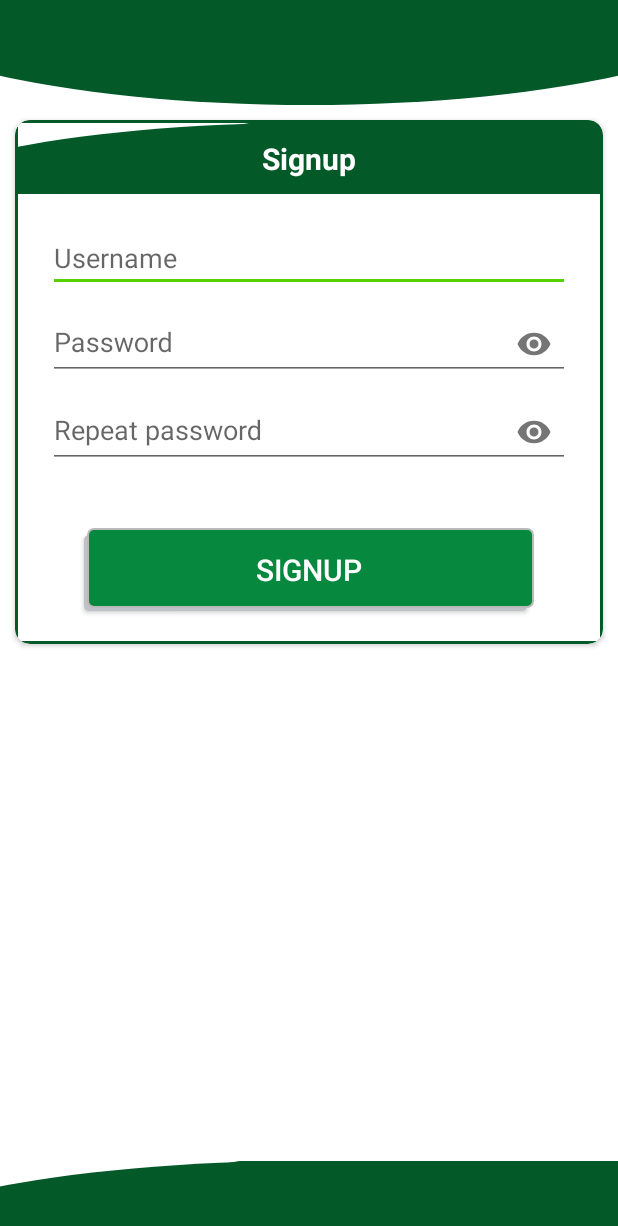
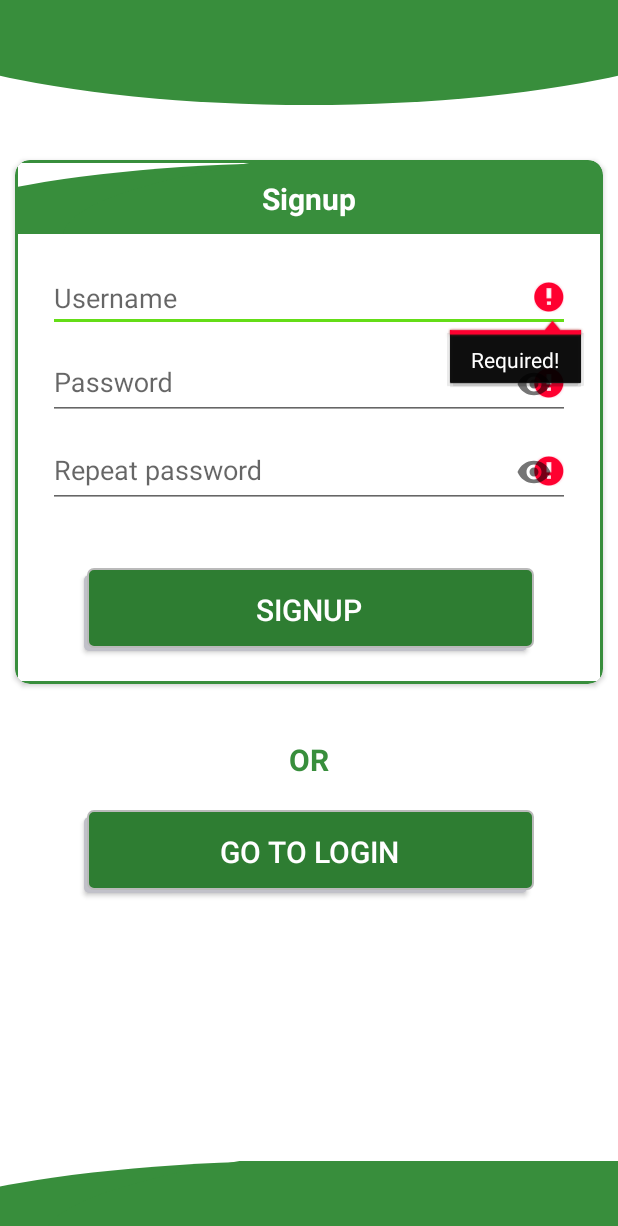
Before and after one commit to hamzaamrani/SciQ, an Android app: the screen it shows after launch (SignupActivity), after a tap on "SIGNUP", on a phone screen of 412 x 824 dp. Shown: the top 1226 px of the screen. Run offline under Robolectric (Android 15) with nearby library versions, the phone set to English and light mode, and no system bars.

Commit message:
Added sign in form, login asynctask, error handling, signup or login mechanism, fake home for testing, direct login on signup

```diff
--- a/sciq-app/app/src/main/java/lab/progettazione/sciq/Login/SignupActivity.java
+++ b/sciq-app/app/src/main/java/lab/progettazione/sciq/Login/SignupActivity.java
@@ -1,15 +1,23 @@
 package lab.progettazione.sciq.Login;
 
+import android.content.Context;
+import android.content.DialogInterface;
+import android.content.Intent;
+import android.content.SharedPreferences;
 import android.os.Bundle;
+import android.util.Log;
 import android.view.View;
 import android.widget.Button;
 import android.widget.EditText;
 import android.widget.Toast;
 
+import androidx.appcompat.app.AlertDialog;
 import androidx.appcompat.app.AppCompatActivity;
 
 import com.progettazione.sciq.R;
-import lab.progettazione.sciq.Utilities.AsyncTasks.LoginAsyncTask;
+
+import lab.progettazione.sciq.HomeActivity;
+import lab.progettazione.sciq.Utilities.AsyncTasks.SignUpPostAsyncTask;
 import lab.progettazione.sciq.Utilities.Interfaces.ReturnString;
 
 import org.json.JSONObject;
@@ -17,27 +25,31 @@ import org.json.JSONObject;
 public class SignupActivity extends AppCompatActivity implements ReturnString {
 
     private Button signup;
-    private LoginAsyncTask loginAsyncTask;
+    private SignUpPostAsyncTask signupAsynctask;
     private EditText username_signup;
     private EditText password_1_signup;
     private EditText password_2_signup;
 
+
     @Override
     protected void onCreate(Bundle savedInstanceState) {
         super.onCreate(savedInstanceState);
-        setContentView(R.layout.activity_login);
+        setContentView(R.layout.activity_signup);
+
+        Button go_to_login;
 
         signup = findViewById(R.id.signup_button);
         username_signup = findViewById(R.id.input_name_signup);
         password_1_signup = findViewById(R.id.input_password_signup);
         password_2_signup = findViewById(R.id.input_password_signup2);
-
+        go_to_login = findViewById(R.id.go_to_login);
 
         signup.setOnClickListener(new View.OnClickListener() {
             @Override
             public void onClick(View v) {
-                if (password_1_signup.getText().equals(password_2_signup.getText())) {
-                    Toast.makeText(getApplicationContext(), "Password must be the same!", Toast.LENGTH_LONG).show();
+                if(!password_1_signup.getText().toString().equals("") && !password_2_signup.getText().toString().equals("") && !username_signup.getText().toString().equals("")){
+                    if (!password_1_signup.getText().toString().equals(password_2_signup.getText().toString())) {
+                        Toast.makeText(getApplicationContext(), "Password must be equals!", Toast.LENGTH_LONG).show();
                     } else {
                         JSONObject postDataParams = new JSONObject();
                         try {
@@ -47,10 +59,35 @@ public class SignupActivity extends AppCompatActivity implements ReturnString {
                         } catch (Exception e) {
                             e.printStackTrace();
                         }
-                    loginAsyncTask = new LoginAsyncTask(SignupActivity.this);
-                    loginAsyncTask.delegate = SignupActivity.this;
-                    loginAsyncTask.execute("http://sciq-unimib-dev.herokuapp.com/signup", postDataParams);
+                        signupAsynctask = new SignUpPostAsyncTask(SignupActivity.this);
+                        signupAsynctask.delegate = SignupActivity.this;
+                        signupAsynctask.execute("http://sciq-unimib-dev.herokuapp.com/signup", postDataParams);
                     }
+                }else{
+                    if(password_1_signup.getText().toString().equals(""))
+                        password_1_signup.setError("Required!");
+                    else
+                        password_1_signup.setError(null);
+                    if(password_2_signup.getText().toString().equals(""))
+                        password_2_signup.setError("Required!");
+                    else
+                        password_2_signup.setError(null);
+                    if(username_signup.getText().toString().equals(""))
+                        username_signup.setError("Required!");
+                    else
+                        username_signup.setError(null);
+                }
+
+
+            }
+        });
+
+
+        go_to_login.setOnClickListener(new View.OnClickListener() {
+            @Override
+            public void onClick(View v) {
+                Intent go_login = new Intent(getApplicationContext(), LoginActivity.class);
+                startActivity(go_login);
             }
         });
 
@@ -59,6 +96,41 @@ public class SignupActivity extends AppCompatActivity implements ReturnString {
 
     @Override
     public void processFinish(String output) {
-        Toast.makeText(this, output, Toast.LENGTH_LONG).show();
+        Log.d("SignUp-Response", output);
+        if(output.contains("rror")){
+            Toast.makeText(this, output, Toast.LENGTH_SHORT).show();
+            if(output.equalsIgnoreCase("Error! Username Already taken!"))
+                username_signup.setError("Username already taken!");
+            else
+                username_signup.setError(null);
+        }else {
+            //Successful signUp
+            new AlertDialog.Builder(this)
+                    .setTitle("User created")
+                    .setMessage("Directly log into application?")
+                    .setPositiveButton("Yes", new DialogInterface.OnClickListener() {
+                        @Override
+                        public void onClick(DialogInterface dialog, int which) {
+                            SharedPreferences isLogged = getSharedPreferences("IsLogged", 0);
+                            SharedPreferences.Editor login = isLogged.edit();
+                            login.clear();
+                            login.putBoolean("isLogged", true );
+                            login.apply();
+
+                            Intent go_home = new Intent(getApplicationContext(), HomeActivity.class);
+                            go_home.setFlags(Intent.FLAG_ACTIVITY_CLEAR_TOP| Intent.FLAG_ACTIVITY_NEW_TASK| Intent.FLAG_ACTIVITY_CLEAR_TASK);
+                            startActivity(go_home);
+                            finish();
+                        }
+                    })
+                    .setNegativeButton("No", new DialogInterface.OnClickListener() {
+                        @Override
+                        public void onClick(DialogInterface dialog, int which) {
+                            //DO NOTHING
+
+                        }
+                    }).show();
+
         }
     }
+}
--- a/sciq-app/app/src/main/java/lab/progettazione/sciq/Utilities/AsyncTasks/LoginAsyncTask.java
+++ b/sciq-app/app/src/main/java/lab/progettazione/sciq/Utilities/AsyncTasks/SignUpPostAsyncTask.java
@@ -9,13 +9,13 @@ import lab.progettazione.sciq.Utilities.Interfaces.ReturnString;
 
 import org.json.JSONObject;
 
-public class LoginAsyncTask extends AsyncTask<Object, String, String> {
+public class SignUpPostAsyncTask extends AsyncTask<Object, String, String> {
 
     private Context mContext;
     private ProgressDialog progressBar;
     public ReturnString delegate;
 
-    public LoginAsyncTask(Context context) {
+    public SignUpPostAsyncTask(Context context) {
         this.mContext = context;
         progressBar = new ProgressDialog(mContext);
         progressBar.setCancelable(false);
--- a/sciq-app/app/src/main/res/layout/activity_login.xml
+++ b/sciq-app/app/src/main/res/layout/activity_login.xml
@@ -1,17 +1,14 @@
 <?xml version="1.0" encoding="utf-8"?>
-<LinearLayout xmlns:android="http://schemas.android.com/apk/res/android"
+<GridLayout
+    xmlns:android="http://schemas.android.com/apk/res/android"
     xmlns:app="http://schemas.android.com/apk/res-auto"
     xmlns:tools="http://schemas.android.com/tools"
     android:layout_width="match_parent"
     android:layout_height="match_parent"
-    tools:context="lab.progettazione.sciq.Login.SignupActivity">
+    tools:context="lab.progettazione.sciq.Login.LoginActivity"
+    android:rowCount="3"
+    android:columnCount="1">
 
-    <GridLayout
-        android:orientation="vertical"
-        android:rowCount="3"
-        android:background="@color/backgroundColor"
-        android:layout_width="match_parent"
-        android:layout_height="match_parent">
 
     <ImageView
         android:layout_row="0"
@@ -19,22 +16,25 @@
         android:layout_height="70dp"
         android:src="@drawable/top_green_circle"
         android:scaleType="centerInside"
-            android:layout_gravity="top" />
+        android:layout_gravity="top"
+        android:layout_rowWeight="1"/>
 
 
     <com.google.android.material.card.MaterialCardView
         android:layout_margin="10dp"
         android:padding="5dp"
         android:layout_row="1"
+        android:layout_rowWeight="1"
+        android:layout_gravity="center"
         android:layout_width="match_parent"
         android:layout_height="wrap_content"
         app:cardCornerRadius="10dp"
         android:foreground="?attr/selectableItemBackground"
-            app:cardBackgroundColor="@color/colorPrimaryDark"
         android:clickable="true"
         android:elevation="5dp"
-            app:cardPreventCornerOverlap="false"
-            app:contentPadding="2dp">
+        app:strokeColor="@color/darkerPrimary"
+        app:strokeWidth="1dp"
+        app:cardPreventCornerOverlap="false">
 
         <LinearLayout
             android:background="@color/backgroundColor"
@@ -49,7 +49,7 @@
                 android:layout_width="match_parent"
                 android:layout_height="wrap_content"
                 android:textColor="@color/backgroundColor"
-                    android:text="Signup"
+                android:text="Login"
                 android:scaleType="centerInside"
                 android:background="@drawable/bottom_green_circle"
                 android:textStyle="bold"
@@ -69,10 +69,11 @@
                 android:layout_gravity="center">
 
                 <com.google.android.material.textfield.TextInputEditText
-                        android:id="@+id/input_name_signup"
+                    android:id="@+id/input_name_login"
                     android:layout_width="match_parent"
                     android:layout_height="wrap_content"
                     android:hint="Username"
+                    android:text=""
                     android:inputType="text"
                     android:selectAllOnFocus="true"
                     android:layout_gravity="center_horizontal" />
@@ -85,39 +86,23 @@
                     app:passwordToggleEnabled="true">
 
                     <com.google.android.material.textfield.TextInputEditText
-                            android:id="@+id/input_password_signup"
+                        android:id="@+id/input_password_login"
                         android:layout_width="match_parent"
                         android:layout_height="wrap_content"
                         android:hint="Password"
+                        android:text=""
                         android:inputType="textPassword" />
 
                 </com.google.android.material.textfield.TextInputLayout>
-
-                    <com.google.android.material.textfield.TextInputLayout
-                        android:id="@+id/passwordLayout_signup2"
-                        android:layout_width="match_parent"
-                        android:layout_gravity="center_horizontal"
-                        android:layout_height="wrap_content"
-                        app:passwordToggleEnabled="true">
-
-                        <com.google.android.material.textfield.TextInputEditText
-                            android:id="@+id/input_password_signup2"
-                            android:layout_width="match_parent"
-                            android:layout_height="wrap_content"
-                            android:hint="Repeat password"
-                            android:inputType="textPassword" />
-
-                    </com.google.android.material.textfield.TextInputLayout>
-
             </LinearLayout>
 
             <Button
-                    android:id="@+id/signup_button"
+                android:id="@+id/login_button"
                 android:layout_width="300dp"
                 android:layout_height="55dp"
                 android:layout_gravity="center"
                 android:gravity="center"
-                    android:text="Signup"
+                android:text="Let's math"
                 android:textSize="20dp"
                 android:textColor="@android:color/white"
                 android:foreground="?attr/selectableItemBackground"
@@ -135,9 +120,8 @@
         android:layout_height="50dp"
         android:layout_gravity="bottom"
         android:src="@drawable/bottom_green_circle"
-            android:scaleType="centerInside" />
+        android:scaleType="centerInside"
+        android:layout_rowWeight="1"/>
+
 
 </GridLayout>
-
-
-</LinearLayout>
--- /dev/null
+++ b/sciq-app/app/src/main/res/layout/activity_signup.xml
@@ -0,0 +1,184 @@
+<?xml version="1.0" encoding="utf-8"?>
+<LinearLayout xmlns:android="http://schemas.android.com/apk/res/android"
+    xmlns:app="http://schemas.android.com/apk/res-auto"
+    xmlns:tools="http://schemas.android.com/tools"
+    android:layout_width="match_parent"
+    android:layout_height="match_parent"
+    tools:context="lab.progettazione.sciq.Login.SignupActivity"
+    android:orientation="vertical">
+
+    <GridLayout
+        android:orientation="vertical"
+        android:rowCount="4"
+        android:background="@color/backgroundColor"
+        android:layout_width="match_parent"
+        android:layout_height="match_parent">
+
+        <ImageView
+            android:layout_row="0"
+            android:layout_width="match_parent"
+            android:layout_height="70dp"
+            android:src="@drawable/top_green_circle"
+            android:scaleType="centerInside"
+            android:layout_gravity="top" />
+
+
+        <com.google.android.material.card.MaterialCardView
+            android:layout_margin="10dp"
+            android:padding="5dp"
+            android:layout_row="1"
+            android:layout_width="match_parent"
+            android:layout_height="wrap_content"
+            android:layout_gravity="center"
+            android:layout_rowWeight="1"
+            app:cardCornerRadius="10dp"
+            android:foreground="?attr/selectableItemBackground"
+            app:cardBackgroundColor="@color/colorPrimaryDark"
+            android:clickable="true"
+            android:elevation="5dp"
+            app:cardPreventCornerOverlap="false"
+            app:contentPadding="2dp">
+
+            <LinearLayout
+                android:background="@color/backgroundColor"
+                android:layout_width="match_parent"
+                android:layout_height="match_parent"
+                android:orientation="vertical"
+                android:layout_row="1"
+                android:layout_rowWeight="1"
+                android:layout_gravity="center">
+
+                <TextView
+                    android:layout_width="match_parent"
+                    android:layout_height="wrap_content"
+                    android:textColor="@color/backgroundColor"
+                    android:text="Signup"
+                    android:scaleType="centerInside"
+                    android:background="@drawable/bottom_green_circle"
+                    android:textStyle="bold"
+                    android:textSize="20sp"
+                    android:layout_gravity="center"
+                    android:gravity="center"
+                    android:padding="10dp" />
+
+
+                <LinearLayout
+                    android:padding="20dp"
+                    android:layout_width="match_parent"
+                    android:layout_height="wrap_content"
+                    android:orientation="vertical"
+                    android:layout_row="1"
+                    android:layout_rowWeight="1"
+                    android:layout_gravity="center">
+
+                    <com.google.android.material.textfield.TextInputEditText
+                        android:id="@+id/input_name_signup"
+                        android:layout_width="match_parent"
+                        android:layout_height="wrap_content"
+                        android:text=""
+                        android:hint="Username"
+                        android:inputType="text"
+                        android:selectAllOnFocus="true"
+                        android:layout_gravity="center_horizontal" />
+
+                    <com.google.android.material.textfield.TextInputLayout
+                        android:id="@+id/passwordLayout_signup"
+                        android:layout_width="match_parent"
+                        android:layout_gravity="center_horizontal"
+                        android:layout_height="wrap_content"
+                        app:passwordToggleEnabled="true">
+
+                        <com.google.android.material.textfield.TextInputEditText
+                            android:id="@+id/input_password_signup"
+                            android:layout_width="match_parent"
+                            android:layout_height="wrap_content"
+                            android:hint="Password"
+                            android:text=""
+                            android:inputType="textPassword" />
+
+                    </com.google.android.material.textfield.TextInputLayout>
+
+                    <com.google.android.material.textfield.TextInputLayout
+                        android:id="@+id/passwordLayout_signup2"
+                        android:layout_width="match_parent"
+                        android:layout_gravity="center_horizontal"
+                        android:layout_height="wrap_content"
+                        app:passwordToggleEnabled="true">
+
+                        <com.google.android.material.textfield.TextInputEditText
+                            android:id="@+id/input_password_signup2"
+                            android:layout_width="match_parent"
+                            android:layout_height="wrap_content"
+                            android:text=""
+                            android:hint="Repeat password"
+                            android:inputType="textPassword" />
+
+                    </com.google.android.material.textfield.TextInputLayout>
+
+                </LinearLayout>
+
+                <Button
+                    android:id="@+id/signup_button"
+                    android:layout_width="300dp"
+                    android:layout_height="55dp"
+                    android:layout_gravity="center"
+                    android:gravity="center"
+                    android:text="Signup"
+                    android:textSize="20dp"
+                    android:textColor="@android:color/white"
+                    android:foreground="?attr/selectableItemBackground"
+                    android:background="@drawable/button_selector"
+                    android:padding="10dp"
+                    android:layout_margin="20dp" />
+
+            </LinearLayout>
+        </com.google.android.material.card.MaterialCardView>
+
+        <LinearLayout
+            android:layout_width="match_parent"
+            android:layout_height="wrap_content"
+            android:orientation="vertical"
+            android:layout_rowWeight="1">
+
+            <TextView
+                android:layout_width="match_parent"
+                android:layout_height="wrap_content"
+                android:text="OR"
+                android:gravity="center"
+                android:textSize="20sp"
+                android:textStyle="bold"
+                android:textColor="@color/colorPrimaryDark"
+                />
+
+            <Button
+                android:id="@+id/go_to_login"
+                android:layout_width="300dp"
+                android:layout_height="55dp"
+                android:layout_gravity="center"
+                android:gravity="center"
+                android:text="go to login"
+                android:textSize="20dp"
+                android:textColor="@android:color/white"
+                android:foreground="?attr/selectableItemBackground"
+                android:background="@drawable/button_selector"
+                android:padding="10dp"
+                android:layout_margin="20dp" />
+
+        </LinearLayout>
+
+
+        <ImageView
+            android:layout_row="3"
+            android:layout_width="match_parent"
+            android:layout_height="50dp"
+            android:layout_gravity="bottom"
+            android:src="@drawable/bottom_green_circle"
+            android:scaleType="centerInside" />
+
+    </GridLayout>
+
+
+
+
+
+</LinearLayout>
--- a/sciq-app/app/src/main/res/values/colors.xml
+++ b/sciq-app/app/src/main/res/values/colors.xml
@@ -1,10 +1,10 @@
 <?xml version="1.0" encoding="utf-8"?>
 <resources>
-    <color name="colorPrimary">#048C34</color>
-    <color name="colorPrimaryDark">#035928</color>
-    <color name="darkerPrimary">#034023</color>
-    <color name="colorAccent">#55D100</color>
+    <color name="colorPrimary">#4caf50</color>
+    <color name="colorPrimaryDark">#388e3c</color>
+    <color name="darkerPrimary">#1b5e20</color>
+    <color name="colorAccent">#64dd17</color>
     <color name="backgroundColor">#ffffff</color>
     <color name="cliccato">#4AB302</color>
-    <color name="nonCliccato">#07883F</color>
+    <color name="nonCliccato">#2e7d32</color>
 </resources>
```
Also changed, not shown: sciq-app/app/src/main/AndroidManifest.xml (+8 -1 lines), sciq-app/app/src/main/java/lab/progettazione/sciq/Login/LoginActivity.java (added, +91 -0 lines), sciq-app/app/src/main/java/lab/progettazione/sciq/Utilities/AsyncTasks/LoginPostAsyncTask.java (added, +49 -0 lines). Lines whose indentation alone changed are shown as unchanged.
